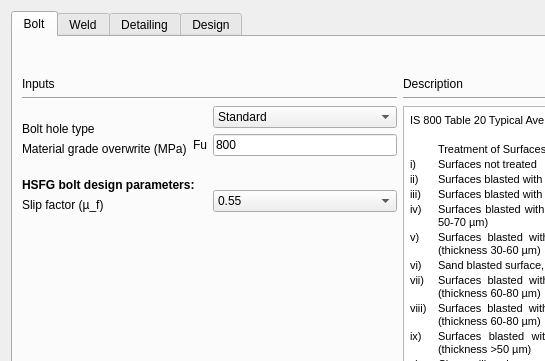
Above: Connections/Moment/BBSpliceCoverPlate/BBSpliceCoverPlateBolted/ui_design_preferences.ui from GreatDevelopers/osdag-core before the change; both pictures show x 0 to 545 and y 0 to 361 of the 808 by 519 pixel window. Below: the same form after it.
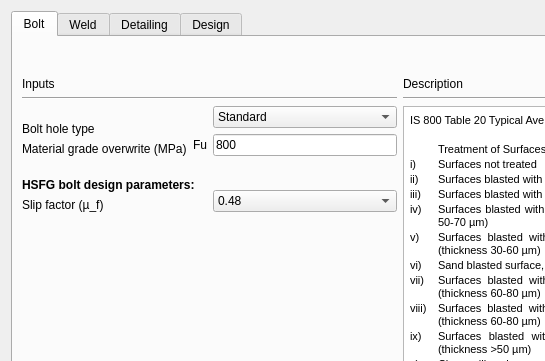
That is the form after the change.

Commit message: Fix: update default values for slipfctr & gap

```diff
--- a/Connections/Moment/BBSpliceCoverPlate/BBSpliceCoverPlateBolted/ui_design_preferences.ui
+++ b/Connections/Moment/BBSpliceCoverPlate/BBSpliceCoverPlateBolted/ui_design_preferences.ui
@@ -264,8 +264,11 @@
                    <family>Arial</family>
                   </font>
                  </property>
+                 <property name="currentText">
+                  <string>0.48</string>
+                 </property>
                  <property name="currentIndex">
-                  <number>8</number>
+                  <number>6</number>
                  </property>
                  <item>
                   <property name="text">
```
Left out of the diff: 2 changed lines with no effect on the pictures. The commit also changes 2 other files.
